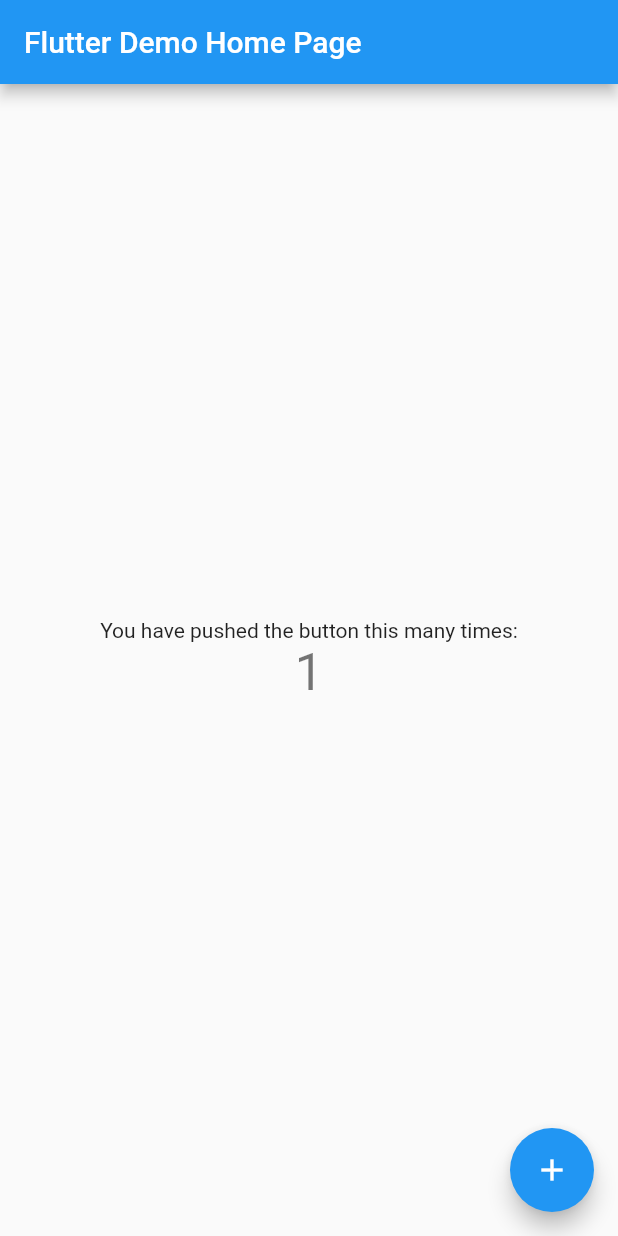
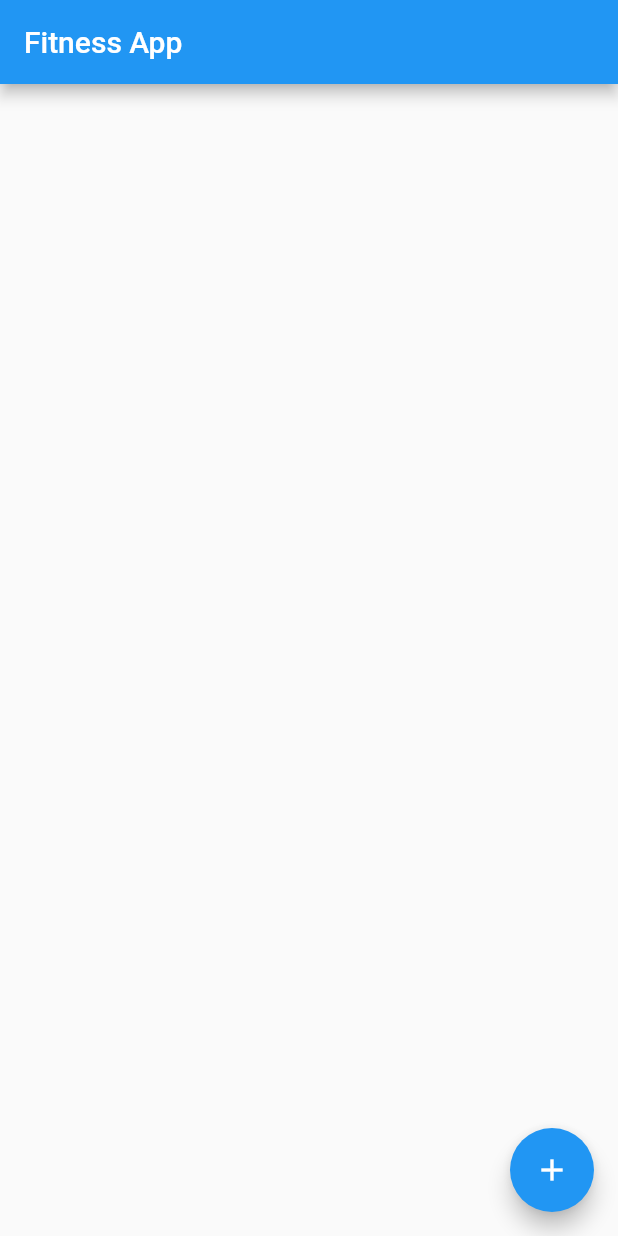
Before and after one commit to nunezMyles/IPPTracker_fitness, a Flutter app: the screen it shows after launch, after a tap on the "add" icon, on a phone screen of 412 x 824 dp. Run offline on Flutter 3.47's test engine with Material 2 defaults, Android fonts, the phone set to English and light mode, and no system bars; our stand-ins replace firebase_core; accounts and stored records are empty.

Commit message:
flutter-firebase config

```diff
--- a/lib/main.dart
+++ b/lib/main.dart
@@ -1,115 +1,33 @@
 import 'package:flutter/material.dart';
-
 void main() {
   runApp(const MyApp());
 }
-
 class MyApp extends StatelessWidget {
   const MyApp({Key? key}) : super(key: key);
-
-  // This widget is the root of your application.
   @override
   Widget build(BuildContext context) {
-    return MaterialApp(
-      title: 'Flutter Demo',
-      theme: ThemeData(
-        // This is the theme of your application.
-        //
-        // Try running your application with "flutter run". You'll see the
-        // application has a blue toolbar. Then, without quitting the app, try
-        // changing the primarySwatch below to Colors.green and then invoke
-        // "hot reload" (press "r" in the console where you ran "flutter run",
-        // or simply save your changes to "hot reload" in a Flutter IDE).
-        // Notice that the counter didn't reset back to zero; the application
-        // is not restarted.
-        primarySwatch: Colors.blue,
-      ),
-      home: const MyHomePage(title: 'Flutter Demo Home Page'),
+    return const MaterialApp(
+      home: HomeScreen(),
     );
   }
 }
 
-class MyHomePage extends StatefulWidget {
-  const MyHomePage({Key? key, required this.title}) : super(key: key);
-
-  // This widget is the home page of your application. It is stateful, meaning
-  // that it has a State object (defined below) that contains fields that affect
-  // how it looks.
-
-  // This class is the configuration for the state. It holds the values (in this
-  // case the title) provided by the parent (in this case the App widget) and
-  // used by the build method of the State. Fields in a Widget subclass are
-  // always marked "final".
-
-  final String title;
-
-  @override
-  State<MyHomePage> createState() => _MyHomePageState();
-}
-
-class _MyHomePageState extends State<MyHomePage> {
-  int _counter = 0;
-
-  void _incrementCounter() {
-    setState(() {
-      // This call to setState tells the Flutter framework that something has
-      // changed in this State, which causes it to rerun the build method below
-      // so that the display can reflect the updated values. If we changed
-      // _counter without calling setState(), then the build method would not be
-      // called again, and so nothing would appear to happen.
-      _counter++;
-    });
-  }
-
+class HomeScreen extends StatelessWidget {
+  const HomeScreen({Key? key}) : super(key: key);
   @override
   Widget build(BuildContext context) {
-    // This method is rerun every time setState is called, for instance as done
-    // by the _incrementCounter method above.
-    //
-    // The Flutter framework has been optimized to make rerunning build methods
-    // fast, so that you can just rebuild anything that needs updating rather
-    // than having to individually change instances of widgets.
     return Scaffold(
       appBar: AppBar(
-        // Here we take the value from the MyHomePage object that was created by
-        // the App.build method, and use it to set our appbar title.
-        title: Text(widget.title),
-      ),
-      body: Center(
-        // Center is a layout widget. It takes a single child and positions it
-        // in the middle of the parent.
-        child: Column(
-          // Column is also a layout widget. It takes a list of children and
-          // arranges them vertically. By default, it sizes itself to fit its
-          // children horizontally, and tries to be as tall as its parent.
-          //
-          // Invoke "debug painting" (press "p" in the console, choose the
-          // "Toggle Debug Paint" action from the Flutter Inspector in Android
-          // Studio, or the "Toggle Debug Paint" command in Visual Studio Code)
-          // to see the wireframe for each widget.
-          //
-          // Column has various properties to control how it sizes itself and
-          // how it positions its children. Here we use mainAxisAlignment to
-          // center the children vertically; the main axis here is the vertical
-          // axis because Columns are vertical (the cross axis would be
-          // horizontal).
-          mainAxisAlignment: MainAxisAlignment.center,
-          children: <Widget>[
-            const Text(
-              'You have pushed the button this many times:',
-            ),
-            Text(
-              '$_counter',
-              style: Theme.of(context).textTheme.headline4,
-            ),
-          ],
-        ),
+        title: const Text('Fitness App'),
       ),
       floatingActionButton: FloatingActionButton(
-        onPressed: _incrementCounter,
-        tooltip: 'Increment',
+        onPressed: () {
+          //doSomething();
+        },
+//onPressed: () => doSomething(),
         child: const Icon(Icons.add),
-      ), // This trailing comma makes auto-formatting nicer for build methods.
+      ),
+      body: Container(),
     );
   }
 }
--- a/pubspec.yaml
+++ b/pubspec.yaml
@@ -34,6 +34,9 @@ dependencies:
   # The following adds the Cupertino Icons font to your application.
   # Use with the CupertinoIcons class for iOS style icons.
   cupertino_icons: ^1.0.2
+  firebase_core: ^1.17.1
+  firebase_auth: ^3.3.19
+  flutterfire_ui: ^0.4.1
 
 dev_dependencies:
   flutter_test:
```
Also changed, not shown: lib/firebase_options.dart (added), pubspec.lock, 3 other files.
